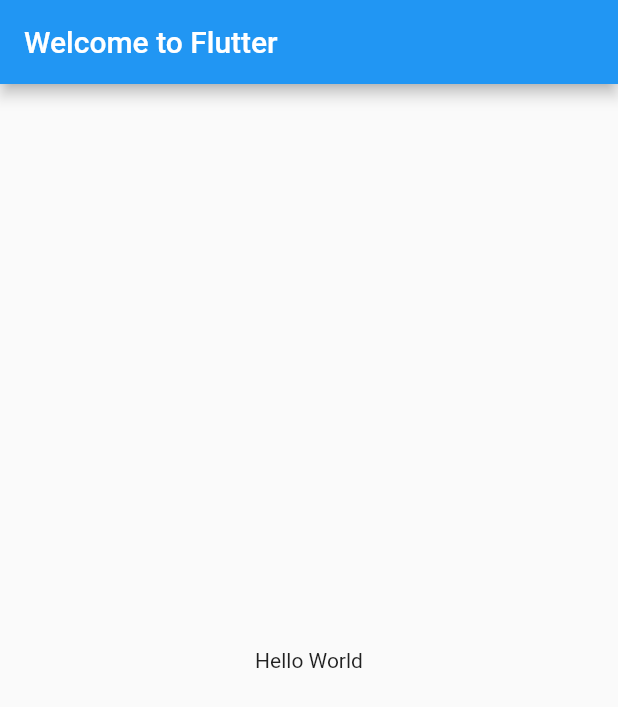
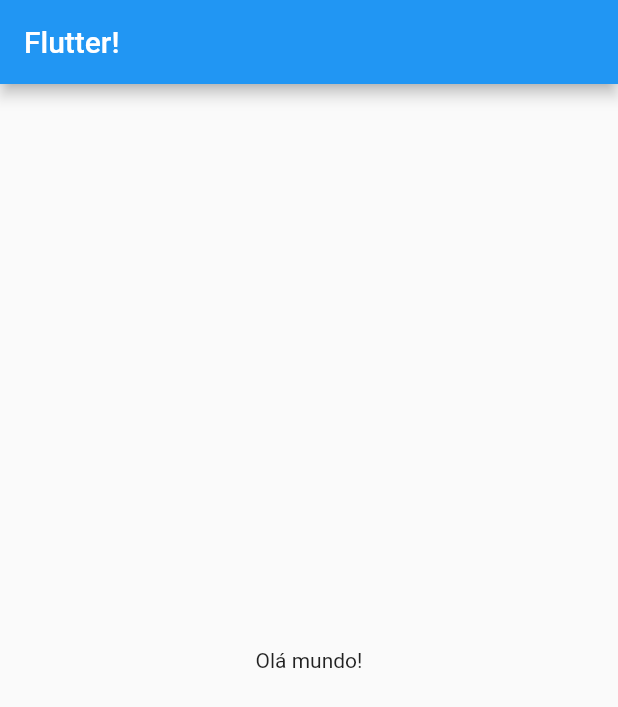
Before and after one commit to santosfrancisco/startup_namer, a Flutter app: the screen it shows after launch, on a phone screen of 412 x 824 dp. Shown: the top 707 px of the screen. Run offline on Flutter 3.47's test engine with Material 2 defaults, Android fonts, the phone set to English and light mode, and no system bars.

Commit message:
Squashed commit of the following:
commit 38f1179c372cdf3f9778b7b9798c44eea1f5e479
Author: Francisco Santos <fwfs1985@gmail.com>
Date:   Tue Aug 24 17:57:21 2021 -0300

    mob next [ci-skip] [ci skip] [skip ci]

commit e30fe058b959884ec2bcb78c5dacb8764faa0a08
Author: Francisco Santos <fwfs1985@gmail.com>
Date:   Tue Aug 24 17:56:23 2021 -0300

    mob next [ci-skip] [ci skip] [skip ci]

```diff
--- a/lib/main.dart
+++ b/lib/main.dart
@@ -9,10 +9,10 @@ class MyApp extends StatelessWidget {
       title: 'Welcome to Flutter',
       home: Scaffold(
         appBar: AppBar(
-          title: const Text('Welcome to Flutter'),
+          title: const Text('Flutter!'),
         ),
         body: const Center(
-          child: const Text('Hello World'),
+          child: const Text('Olá mundo!'),
         ),
       ),
     );
```
